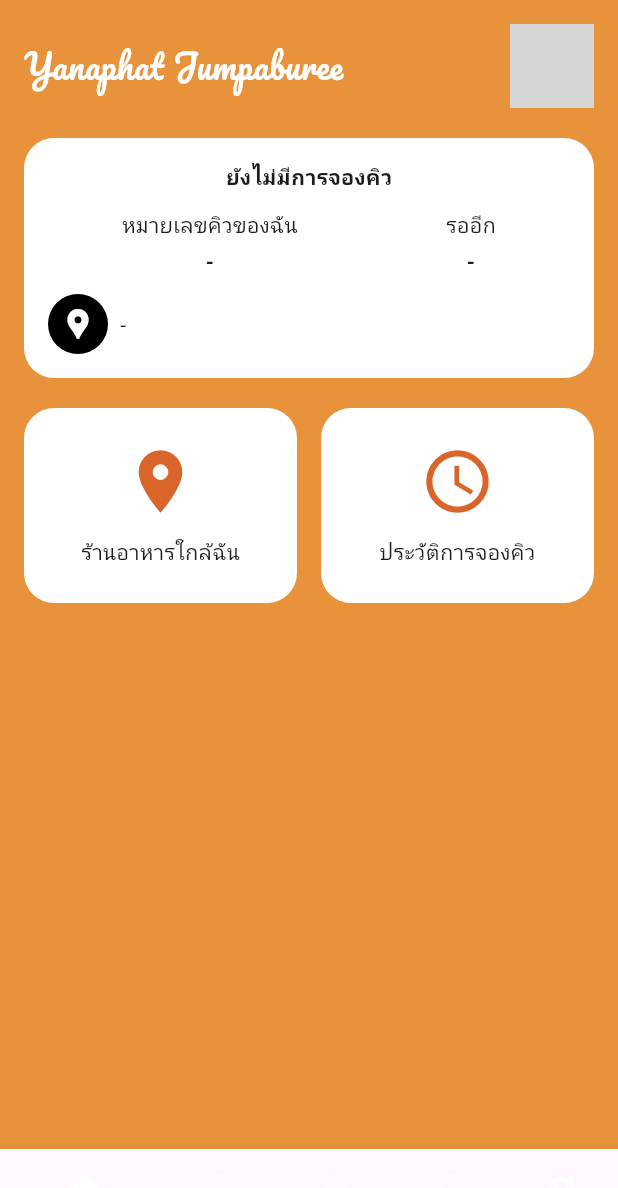
After one commit to First97/project_itds283_mobile, a Flutter app: the HomeScreen screen opened directly, on a phone screen of 412 x 824 dp. The commit adds this screen. Shown: the top 1188 px of the screen. Run offline on Flutter 3.47's test engine with Material 3 defaults, Android fonts, the phone set to English and light mode, and no system bars; our stand-ins replace google_fonts; Roboto replaces fonts that are missing (Kanit); grey boxes are pictures that could not be loaded.

Commit message:
homescreen1

```diff
--- a/project/lib/main.dart
+++ b/project/lib/main.dart
@@ -1,4 +1,5 @@
 import 'package:flutter/material.dart';
+import 'package:project/pages/home_screen.dart';
 
 void main() {
   runApp(MyApp());
@@ -10,10 +11,7 @@ class MyApp extends StatelessWidget {
     return MaterialApp(
       debugShowCheckedModeBanner: false,
       title: 'First Queue App',
-      theme: ThemeData(
-        fontFamily: 'Kanit',
-        primarySwatch: Colors.orange,
-      ),
+      theme: ThemeData(fontFamily: 'Kanit', primarySwatch: Colors.orange),
       home: AuthScreen(),
     );
   }
@@ -59,10 +57,18 @@ Widget build(BuildContext context) {
                 SizedBox(height: 32),
                 _buildTextField('อีเมล์', 'โปรดใส่อีเมลของท่าน'),
                 SizedBox(height: 16),
-              _buildTextField('รหัสผ่าน', 'โปรดใส่รหัสผ่านของท่าน', obscure: true),
+                _buildTextField(
+                  'รหัสผ่าน',
+                  'โปรดใส่รหัสผ่านของท่าน',
+                  obscure: true,
+                ),
                 if (!isLogin) ...[
                   SizedBox(height: 16),
-                _buildTextField('ยืนยันรหัสผ่าน', 'โปรดใส่รหัสผ่านของท่านอีกครั้ง', obscure: true),
+                  _buildTextField(
+                    'ยืนยันรหัสผ่าน',
+                    'โปรดใส่รหัสผ่านของท่านอีกครั้ง',
+                    obscure: true,
+                  ),
                 ],
                 SizedBox(height: 32),
                 SizedBox(
@@ -76,7 +82,20 @@ Widget build(BuildContext context) {
                         borderRadius: BorderRadius.circular(8),
                       ),
                     ),
-                    onPressed: () {},
+                    onPressed: () {
+                      if (isLogin) {
+                        Navigator.push(
+                          context,
+                          MaterialPageRoute(builder: (context) => HomeScreen()),
+                        );
+                      } else {
+                        ScaffoldMessenger.of(context).showSnackBar(
+                          SnackBar(
+                            content: Text('ยังไม่ได้เชื่อมหน้าลงทะเบียน'),
+                          ),
+                        );
+                      }
+                    },
                     child: Text(
                       isLogin ? 'เข้าสู่ระบบ' : 'ลงทะเบียน',
                       style: TextStyle(
--- /dev/null
+++ b/project/lib/pages/home_screen.dart
@@ -0,0 +1,154 @@
+import 'package:flutter/material.dart';
+import 'package:google_fonts/google_fonts.dart';
+
+class HomeScreen extends StatelessWidget {
+  @override
+  Widget build(BuildContext context) {
+    return Scaffold(
+      backgroundColor: Color(0xFFE8933C),
+      bottomNavigationBar: BottomNavigationBar(
+        backgroundColor: Color(0xFFD9652B),
+        selectedItemColor: Colors.white,
+        unselectedItemColor: Colors.white70,
+        showSelectedLabels: false,
+        showUnselectedLabels: false,
+        items: const [
+          BottomNavigationBarItem(icon: Icon(Icons.home), label: 'Home'),
+          BottomNavigationBarItem(icon: Icon(Icons.search), label: 'Search'),
+          BottomNavigationBarItem(
+            icon: Icon(Icons.qr_code_scanner),
+            label: 'Scan',
+          ),
+          BottomNavigationBarItem(icon: Icon(Icons.history), label: 'History'),
+          BottomNavigationBarItem(
+            icon: Icon(Icons.settings),
+            label: 'Settings',
+          ),
+        ],
+      ),
+      body: SafeArea(
+        child: Padding(
+          padding: const EdgeInsets.all(16.0),
+          child: Column(
+            crossAxisAlignment: CrossAxisAlignment.start,
+            children: [
+              Row(
+                mainAxisAlignment: MainAxisAlignment.spaceBetween,
+                children: [
+                  Text(
+                    'Yanaphat Jumpaburee',
+                    style: GoogleFonts.pacifico(
+                      fontSize: 22,
+                      color: Colors.white,
+                    ),
+                  ),
+                  CircleAvatar(
+                    radius: 28,
+                    backgroundImage: AssetImage('assets/profile.jpg'),
+                  ),
+                ],
+              ),
+              SizedBox(height: 20),
+              Container(
+                width: double.infinity,
+                padding: EdgeInsets.all(16),
+                decoration: BoxDecoration(
+                  color: Colors.white,
+                  borderRadius: BorderRadius.circular(20),
+                ),
+                child: Column(
+                  crossAxisAlignment: CrossAxisAlignment.start,
+                  children: [
+                    Center(
+                      child: Text(
+                        'ยังไม่มีการจองคิว',
+                        style: TextStyle(fontWeight: FontWeight.bold),
+                      ),
+                    ),
+                    SizedBox(height: 12),
+                    Row(
+                      mainAxisAlignment: MainAxisAlignment.spaceAround,
+                      children: [
+                        Column(
+                          children: [
+                            Text('หมายเลขคิวของฉัน'),
+                            SizedBox(height: 4),
+                            Text(
+                              '-',
+                              style: TextStyle(fontWeight: FontWeight.bold),
+                            ),
+                          ],
+                        ),
+                        Column(
+                          children: [
+                            Text('รออีก'),
+                            SizedBox(height: 4),
+                            Text(
+                              '-',
+                              style: TextStyle(fontWeight: FontWeight.bold),
+                            ),
+                          ],
+                        ),
+                      ],
+                    ),
+                    SizedBox(height: 12),
+                    Row(
+                      children: [
+                        Container(
+                          padding: EdgeInsets.all(8),
+                          decoration: BoxDecoration(
+                            shape: BoxShape.circle,
+                            color: Colors.black,
+                          ),
+                          child: Icon(Icons.location_pin, color: Colors.white),
+                        ),
+                        SizedBox(width: 8),
+                        Text('-'),
+                      ],
+                    ),
+                  ],
+                ),
+              ),
+              SizedBox(height: 20),
+              Row(
+                children: [
+                  Expanded(
+                    child: _menuBox(
+                      icon: Icons.location_on,
+                      label: 'ร้านอาหารใกล้ฉัน',
+                    ),
+                  ),
+                  SizedBox(width: 16),
+                  Expanded(
+                    child: _menuBox(
+                      icon: Icons.access_time,
+                      label: 'ประวัติการจองคิว',
+                    ),
+                  ),
+                ],
+              ),
+            ],
+          ),
+        ),
+      ),
+    );
+  }
+
+  Widget _menuBox({required IconData icon, required String label}) {
+    return Container(
+      padding: EdgeInsets.symmetric(vertical: 24),
+      decoration: BoxDecoration(
+        color: Colors.white,
+        borderRadius: BorderRadius.circular(20),
+      ),
+      child: Column(
+        mainAxisSize: MainAxisSize.min,
+        children: [
+          Icon(icon, size: 50, color: Color(0xFFD9652B)),
+          SizedBox(height: 12),
+          Text(label, style: TextStyle(fontWeight: FontWeight.w500)),
+        ],
+      ),
+    );
+  }
+}
--- a/project/pubspec.yaml
+++ b/project/pubspec.yaml
@@ -30,7 +30,7 @@ environment:
 dependencies:
   flutter:
     sdk: flutter
-
+  google_fonts: ^6.1.0
   # The following adds the Cupertino Icons font to your application.
   # Use with the CupertinoIcons class for iOS style icons.
   cupertino_icons: ^1.0.8
```
Also changed, not shown: project/pubspec.lock, 7 other files. Lines whose indentation alone changed are shown as unchanged.
